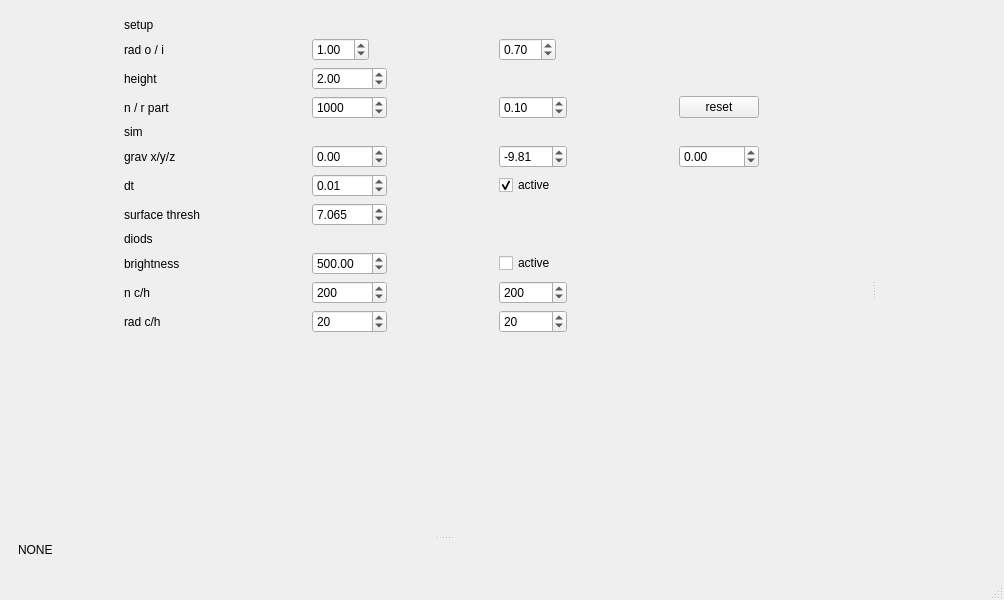
Above: src/src_simulator_qt_widget/qt_sim_window.ui from barcode/SPH-3D-Fluid-Simulation before the change. Below: the same form after it.
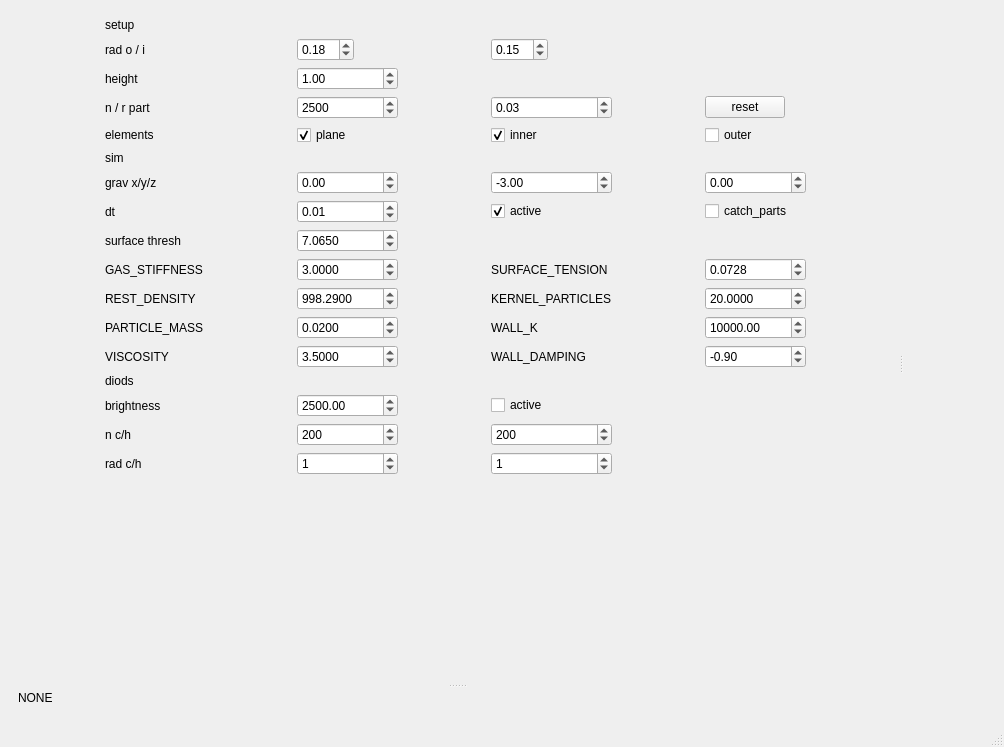
That is the form after the change.

Commit message: Add more parameters to qt_sim_window

```diff
--- a/src/src_simulator_qt_widget/qt_sim_window.ui
+++ b/src/src_simulator_qt_widget/qt_sim_window.ui
@@ -7,7 +7,7 @@
     <x>0</x>
     <y>0</y>
     <width>1004</width>
-    <height>600</height>
+    <height>747</height>
    </rect>
   </property>
   <property name="windowTitle">
@@ -41,22 +41,53 @@
                </sizepolicy>
               </property>
               <layout class="QGridLayout" name="gridLayout_5">
-               <item row="11" column="0">
-                <widget class="QLabel" name="label_5">
+               <item row="6" column="0">
+                <widget class="QLabel" name="label">
                  <property name="text">
-                  <string>rad c/h</string>
+                  <string>grav x/y/z</string>
                  </property>
                 </widget>
                </item>
-               <item row="9" column="2">
-                <widget class="QCheckBox" name="checkBox_active_diodes">
+               <item row="19" column="2">
+                <widget class="QSpinBox" name="spinBox_d_nh">
+                 <property name="maximum">
+                  <number>2000</number>
+                 </property>
+                 <property name="value">
+                  <number>200</number>
+                 </property>
+                </widget>
+               </item>
+               <item row="12" column="0">
+                <widget class="QLabel" name="label_20">
                  <property name="text">
-                  <string>active</string>
+                  <string>REST_DENSITY</string>
                  </property>
                 </widget>
                </item>
-               <item row="5" column="1">
-                <widget class="QDoubleSpinBox" name="doubleSpinBox_grav_x">
+               <item row="18" column="0">
+                <widget class="QLabel" name="label_3">
+                 <property name="text">
+                  <string>brightness</string>
+                 </property>
+                </widget>
+               </item>
+               <item row="4" column="3">
+                <widget class="QCheckBox" name="checkBox_vis_outer">
+                 <property name="text">
+                  <string>outer</string>
+                 </property>
+                </widget>
+               </item>
+               <item row="8" column="0">
+                <widget class="QLabel" name="label_12">
+                 <property name="text">
+                  <string>surface thresh</string>
+                 </property>
+                </widget>
+               </item>
+               <item row="6" column="2">
+                <widget class="QDoubleSpinBox" name="doubleSpinBox_grav_y">
                  <property name="minimum">
                   <double>-100.000000000000000</double>
                  </property>
@@ -65,6 +96,58 @@
                  </property>
                  <property name="singleStep">
                   <double>0.100000000000000</double>
+                 </property>
+                 <property name="value">
+                  <double>-3.000000000000000</double>
+                 </property>
+                </widget>
+               </item>
+               <item row="8" column="1">
+                <widget class="QDoubleSpinBox" name="doubleSpinBox_surf_thresh">
+                 <property name="decimals">
+                  <number>4</number>
+                 </property>
+                 <property name="minimum">
+                  <double>-1000000.000000000000000</double>
+                 </property>
+                 <property name="maximum">
+                  <double>1000000.000000000000000</double>
+                 </property>
+                 <property name="singleStep">
+                  <double>0.010000000000000</double>
+                 </property>
+                 <property name="value">
+                  <double>7.065000000000000</double>
+                 </property>
+                </widget>
+               </item>
+               <item row="19" column="1">
+                <widget class="QSpinBox" name="spinBox_d_nc">
+                 <property name="minimum">
+                  <number>10</number>
+                 </property>
+                 <property name="maximum">
+                  <number>2000</number>
+                 </property>
+                 <property name="value">
+                  <number>200</number>
+                 </property>
+                </widget>
+               </item>
+               <item row="9" column="0">
+                <widget class="QLabel" name="label_14">
+                 <property name="text">
+                  <string>GAS_STIFFNESS</string>
+                 </property>
+                </widget>
+               </item>
+               <item row="3" column="1">
+                <widget class="QSpinBox" name="spinBox_npart">
+                 <property name="maximum">
+                  <number>1000000</number>
+                 </property>
+                 <property name="value">
+                  <number>2500</number>
                  </property>
                 </widget>
                </item>
@@ -81,61 +164,68 @@
                  </property>
                 </widget>
                </item>
-               <item row="3" column="0">
-                <widget class="QLabel" name="label_11">
+               <item row="13" column="2">
+                <widget class="QLabel" name="label_15">
                  <property name="text">
-                  <string>n / r part</string>
+                  <string>WALL_K</string>
                  </property>
                 </widget>
                </item>
-               <item row="11" column="1">
+               <item row="20" column="1">
                 <widget class="QSpinBox" name="spinBox_d_rc">
                  <property name="maximum">
                   <number>200</number>
                  </property>
                  <property name="value">
-                  <number>20</number>
+                  <number>1</number>
                  </property>
                 </widget>
                </item>
-               <item row="4" column="0">
+               <item row="5" column="0">
                 <widget class="QLabel" name="label_7">
                  <property name="text">
                   <string>sim</string>
                  </property>
                 </widget>
                </item>
-               <item row="11" column="2">
+               <item row="20" column="0">
+                <widget class="QLabel" name="label_5">
+                 <property name="text">
+                  <string>rad c/h</string>
+                 </property>
+                </widget>
+               </item>
+               <item row="7" column="3">
+                <widget class="QCheckBox" name="checkBox_catch_parts">
+                 <property name="text">
+                  <string>catch_parts</string>
+                 </property>
+                </widget>
+               </item>
+               <item row="17" column="0">
+                <widget class="QLabel" name="label_6">
+                 <property name="text">
+                  <string>diods</string>
+                 </property>
+                </widget>
+               </item>
+               <item row="20" column="2">
                 <widget class="QSpinBox" name="spinBox_d_rh">
                  <property name="maximum">
                   <number>200</number>
                  </property>
                  <property name="value">
-                  <number>20</number>
+                  <number>1</number>
                  </property>
                 </widget>
                </item>
-               <item row="2" column="0">
-                <widget class="QLabel" name="label_10">
+               <item row="4" column="1">
+                <widget class="QCheckBox" name="checkBox_vis_plane">
                  <property name="text">
-                  <string>height</string>
+                  <string>plane</string>
                  </property>
-                </widget>
-               </item>
-               <item row="2" column="1">
-                <widget class="QDoubleSpinBox" name="doubleSpinBox_h">
-                 <property name="value">
-                  <double>2.000000000000000</double>
-                 </property>
-                </widget>
-               </item>
-               <item row="10" column="2">
-                <widget class="QSpinBox" name="spinBox_d_nh">
-                 <property name="maximum">
-                  <number>2000</number>
-                 </property>
-                 <property name="value">
-                  <number>200</number>
+                 <property name="checked">
+                  <bool>true</bool>
                  </property>
                 </widget>
                </item>
@@ -148,18 +238,11 @@
                   </sizepolicy>
                  </property>
                  <property name="value">
-                  <double>0.700000000000000</double>
+                  <double>0.150000000000000</double>
                  </property>
                 </widget>
                </item>
-               <item row="9" column="0">
-                <widget class="QLabel" name="label_3">
-                 <property name="text">
-                  <string>brightness</string>
-                 </property>
-                </widget>
-               </item>
-               <item row="5" column="3">
+               <item row="6" column="3">
                 <widget class="QDoubleSpinBox" name="doubleSpinBox_grav_z">
                  <property name="minimum">
                   <double>-100.000000000000000</double>
@@ -172,16 +255,27 @@
                  </property>
                 </widget>
                </item>
-               <item row="3" column="3">
-                <widget class="QPushButton" name="pushButton_reset_sim">
-                 <property name="sizePolicy">
-                  <sizepolicy hsizetype="Fixed" vsizetype="Fixed">
-                   <horstretch>0</horstretch>
-                   <verstretch>0</verstretch>
-                  </sizepolicy>
+               <item row="7" column="2">
+                <widget class="QCheckBox" name="checkBox_active_sim">
+                 <property name="text">
+                  <string>active</string>
                  </property>
+                 <property name="checked">
+                  <bool>true</bool>
+                 </property>
+                </widget>
+               </item>
+               <item row="13" column="0">
+                <widget class="QLabel" name="label_18">
                  <property name="text">
-                  <string>reset</string>
+                  <string>PARTICLE_MASS</string>
+                 </property>
+                </widget>
+               </item>
+               <item row="2" column="0">
+                <widget class="QLabel" name="label_10">
+                 <property name="text">
+                  <string>height</string>
                  </property>
                 </widget>
                </item>
@@ -197,57 +291,52 @@
                   <double>0.010000000000000</double>
                  </property>
                  <property name="value">
-                  <double>0.100000000000000</double>
+                  <double>0.030000000000000</double>
                  </property>
                 </widget>
                </item>
-               <item row="10" column="1">
-                <widget class="QSpinBox" name="spinBox_d_nc">
-                 <property name="minimum">
-                  <number>10</number>
+               <item row="12" column="2">
+                <widget class="QLabel" name="label_17">
+                 <property name="text">
+                  <string>KERNEL_PARTICLES</string>
                  </property>
-                 <property name="maximum">
-                  <number>2000</number>
+                </widget>
+               </item>
+               <item row="18" column="2">
+                <widget class="QCheckBox" name="checkBox_active_diodes">
+                 <property name="text">
+                  <string>active</string>
                  </property>
-                 <property name="value">
-                  <number>200</number>
-                 </property>
                 </widget>
                </item>
-               <item row="5" column="2">
-                <widget class="QDoubleSpinBox" name="doubleSpinBox_grav_y">
-                 <property name="minimum">
-                  <double>-100.000000000000000</double>
+               <item row="3" column="0">
+                <widget class="QLabel" name="label_11">
+                 <property name="text">
+                  <string>n / r part</string>
                  </property>
-                 <property name="maximum">
-                  <double>100.000000000000000</double>
-                 </property>
-                 <property name="singleStep">
-                  <double>0.100000000000000</double>
-                 </property>
-                 <property name="value">
-                  <double>-9.810000000000000</double>
-                 </property>
                 </widget>
                </item>
-               <item row="6" column="1">
-                <widget class="QDoubleSpinBox" name="doubleSpinBox_dt">
-                 <property name="singleStep">
-                  <double>0.010000000000000</double>
+               <item row="18" column="1">
+                <widget class="QDoubleSpinBox" name="doubleSpinBox_d_brightness">
+                 <property name="maximum">
+                  <double>10090.000000000000000</double>
                  </property>
                  <property name="value">
-                  <double>0.010000000000000</double>
+                  <double>2500.000000000000000</double>
                  </property>
                 </widget>
                </item>
-               <item row="10" column="0">
-                <widget class="QLabel" name="label_4">
+               <item row="4" column="2">
+                <widget class="QCheckBox" name="checkBox_vis_inner">
                  <property name="text">
-                  <string>n c/h</string>
+                  <string>inner</string>
                  </property>
+                 <property name="checked">
+                  <bool>true</bool>
+                 </property>
                 </widget>
                </item>
-               <item row="13" column="0">
+               <item row="22" column="0">
                 <spacer name="verticalSpacer">
                  <property name="orientation">
                   <enum>Qt::Vertical</enum>
@@ -260,24 +349,31 @@
                  </property>
                 </spacer>
                </item>
-               <item row="3" column="1">
-                <widget class="QSpinBox" name="spinBox_npart">
-                 <property name="maximum">
-                  <number>1000000</number>
+               <item row="7" column="1">
+                <widget class="QDoubleSpinBox" name="doubleSpinBox_dt">
+                 <property name="singleStep">
+                  <double>0.010000000000000</double>
                  </property>
                  <property name="value">
-                  <number>1000</number>
+                  <double>0.010000000000000</double>
                  </property>
                 </widget>
                </item>
-               <item row="5" column="0">
-                <widget class="QLabel" name="label">
+               <item row="19" column="0">
+                <widget class="QLabel" name="label_4">
                  <property name="text">
-                  <string>grav x/y/z</string>
+                  <string>n c/h</string>
                  </property>
                 </widget>
                </item>
-               <item row="6" column="0">
+               <item row="1" column="0">
+                <widget class="QLabel" name="label_8">
+                 <property name="text">
+                  <string>rad o / i</string>
+                 </property>
+                </widget>
+               </item>
+               <item row="7" column="0">
                 <widget class="QLabel" name="label_2">
                  <property name="text">
                   <string>dt</string>
@@ -293,67 +389,196 @@
                   </sizepolicy>
                  </property>
                  <property name="value">
+                  <double>0.180000000000000</double>
+                 </property>
+                </widget>
+               </item>
+               <item row="3" column="3">
+                <widget class="QPushButton" name="pushButton_reset_sim">
+                 <property name="sizePolicy">
+                  <sizepolicy hsizetype="Fixed" vsizetype="Fixed">
+                   <horstretch>0</horstretch>
+                   <verstretch>0</verstretch>
+                  </sizepolicy>
+                 </property>
+                 <property name="text">
+                  <string>reset</string>
+                 </property>
+                </widget>
+               </item>
+               <item row="2" column="1">
+                <widget class="QDoubleSpinBox" name="doubleSpinBox_h">
+                 <property name="value">
                   <double>1.000000000000000</double>
                  </property>
                 </widget>
                </item>
-               <item row="6" column="2">
-                <widget class="QCheckBox" name="checkBox_active_sim">
+               <item row="4" column="0">
+                <widget class="QLabel" name="label_13">
                  <property name="text">
-                  <string>active</string>
+                  <string>elements</string>
                  </property>
-                 <property name="checked">
-                  <bool>true</bool>
+                </widget>
+               </item>
+               <item row="6" column="1">
+                <widget class="QDoubleSpinBox" name="doubleSpinBox_grav_x">
+                 <property name="minimum">
+                  <double>-100.000000000000000</double>
                  </property>
+                 <property name="maximum">
+                  <double>100.000000000000000</double>
+                 </property>
+                 <property name="singleStep">
+                  <double>0.100000000000000</double>
+                 </property>
                 </widget>
                </item>
-               <item row="1" column="0">
-                <widget class="QLabel" name="label_8">
+               <item row="14" column="0">
+                <widget class="QLabel" name="label_16">
                  <property name="text">
-                  <string>rad o / i</string>
+                  <string>VISCOSITY</string>
+                 </property>
+                </widget>
+               </item>
+               <item row="14" column="2">
+                <widget class="QLabel" name="label_21">
+                 <property name="text">
+                  <string>WALL_DAMPING</string>
                  </property>
                 </widget>
                </item>
                <item row="9" column="1">
-                <widget class="QDoubleSpinBox" name="doubleSpinBox_d_brightness">
+                <widget class="QDoubleSpinBox" name="doubleSpinBox_GAS_STIFFNESS">
+                 <property name="decimals">
+                  <number>4</number>
+                 </property>
+                 <property name="minimum">
+                  <double>-1000000.000000000000000</double>
+                 </property>
                  <property name="maximum">
-                  <double>1000.000000000000000</double>
+                  <double>1000000.000000000000000</double>
                  </property>
                  <property name="value">
-                  <double>500.000000000000000</double>
+                  <double>3.000000000000000</double>
                  </property>
                 </widget>
                </item>
-               <item row="8" column="0">
-                <widget class="QLabel" name="label_6">
-                 <property name="text">
-                  <string>diods</string>
+               <item row="12" column="1">
+                <widget class="QDoubleSpinBox" name="doubleSpinBox_REST_DENSITY">
+                 <property name="decimals">
+                  <number>4</number>
                  </property>
+                 <property name="minimum">
+                  <double>-1000000.000000000000000</double>
+                 </property>
+                 <property name="maximum">
+                  <double>1000000.000000000000000</double>
+                 </property>
+                 <property name="value">
+                  <double>998.289999999999964</double>
+                 </property>
                 </widget>
                </item>
-               <item row="7" column="1">
-                <widget class="QDoubleSpinBox" name="doubleSpinBox_surf_thresh">
+               <item row="13" column="1">
+                <widget class="QDoubleSpinBox" name="doubleSpinBox_PARTICLE_MASS">
                  <property name="decimals">
-                  <number>3</number>
+                  <number>4</number>
                  </property>
                  <property name="minimum">
-                  <double>-100.000000000000000</double>
+                  <double>-1000000.000000000000000</double>
                  </property>
                  <property name="maximum">
-                  <double>100.000000000000000</double>
+                  <double>1000000.000000000000000</double>
                  </property>
                  <property name="singleStep">
                   <double>0.010000000000000</double>
                  </property>
                  <property name="value">
-                  <double>7.065000000000000</double>
+                  <double>0.020000000000000</double>
                  </property>
                 </widget>
                </item>
-               <item row="7" column="0">
-                <widget class="QLabel" name="label_12">
+               <item row="14" column="1">
+                <widget class="QDoubleSpinBox" name="doubleSpinBox_VISCOSITY">
+                 <property name="decimals">
+                  <number>4</number>
+                 </property>
+                 <property name="minimum">
+                  <double>-1000000.000000000000000</double>
+                 </property>
+                 <property name="maximum">
+                  <double>1000000.000000000000000</double>
+                 </property>
+                 <property name="singleStep">
+                  <double>0.100000000000000</double>
+                 </property>
+                 <property name="value">
+                  <double>3.500000000000000</double>
+                 </property>
+                </widget>
+               </item>
+               <item row="12" column="3">
+                <widget class="QDoubleSpinBox" name="doubleSpinBox_KERNEL_PARTICLES">
+                 <property name="decimals">
+                  <number>4</number>
+                 </property>
+                 <property name="minimum">
+                  <double>-1000000.000000000000000</double>
+                 </property>
+                 <property name="maximum">
+                  <double>1000000.000000000000000</double>
+                 </property>
+                 <property name="value">
+                  <double>20.000000000000000</double>
+                 </property>
+                </widget>
+               </item>
+               <item row="13" column="3">
+                <widget class="QDoubleSpinBox" name="doubleSpinBox_WALL_K">
+                 <property name="minimum">
+                  <double>-1000000.000000000000000</double>
+                 </property>
+                 <property name="maximum">
+                  <double>1000000.000000000000000</double>
+                 </property>
+                 <property name="value">
+                  <double>10000.000000000000000</double>
+                 </property>
+                </widget>
+               </item>
+               <item row="14" column="3">
+                <widget class="QDoubleSpinBox" name="doubleSpinBox_WALL_DAMPING">
+                 <property name="minimum">
+                  <double>-1000000.000000000000000</double>
+                 </property>
+                 <property name="maximum">
+                  <double>1000000.000000000000000</double>
+                 </property>
+                 <property name="value">
+                  <double>-0.900000000000000</double>
+                 </property>
+                </widget>
+               </item>
+               <item row="9" column="2">
+                <widget class="QLabel" name="label_22">
                  <property name="text">
-                  <string>surface thresh</string>
+                  <string>SURFACE_TENSION</string>
+                 </property>
+                </widget>
+               </item>
+               <item row="9" column="3">
+                <widget class="QDoubleSpinBox" name="doubleSpinBox_SURFACE_TENSION">
+                 <property name="decimals">
+                  <number>4</number>
+                 </property>
+                 <property name="minimum">
+                  <double>-1000000.000000000000000</double>
+                 </property>
+                 <property name="maximum">
+                  <double>1000000.000000000000000</double>
+                 </property>
+                 <property name="value">
+                  <double>0.072800000000000</double>
                  </property>
                 </widget>
                </item>
```
The commit also changes 2 other files.
